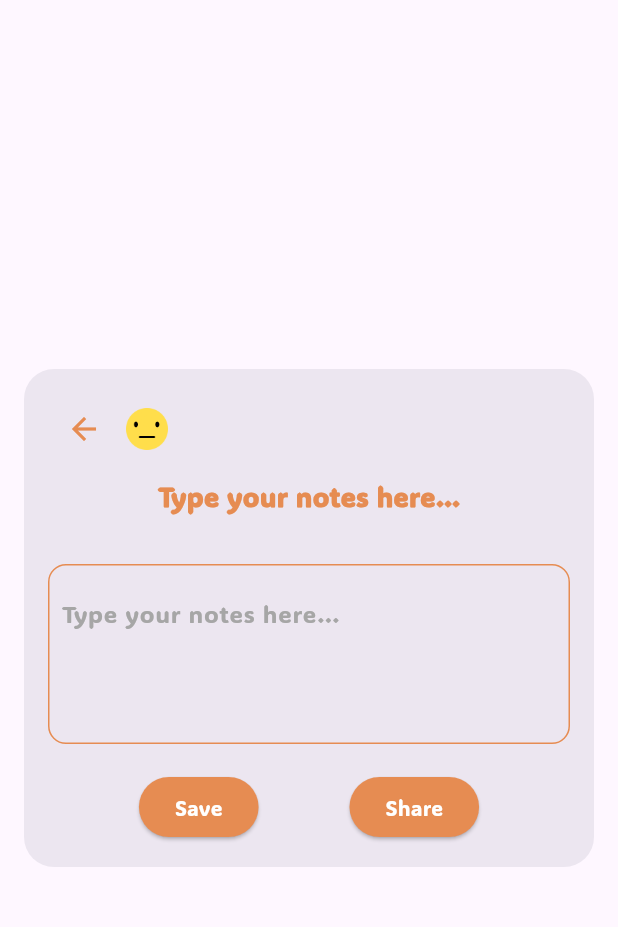
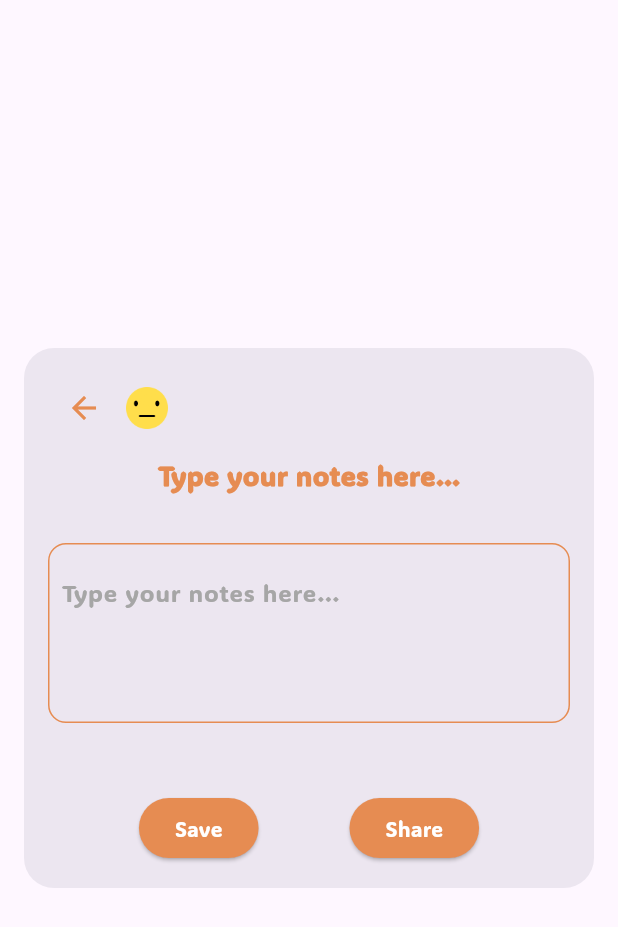
Before and after one commit to nokyalr/mmod_tracker_app, a Flutter app: the NoteScreen widget shown alone on an empty page, opened directly with empty values, on a phone screen of 412 x 824 dp. Shown: the top 927 px of the screen. Run offline on Flutter 3.47's test engine with Material 3 defaults, Android fonts, the phone set to English and light mode, and no system bars; our stand-ins replace flutter_cache_manager, logger, shared_preferences; accounts and stored records are empty; network calls fail.

Commit message:
update spacing in note overlay

```diff
--- a/lib/screens/post_screen.dart
+++ b/lib/screens/post_screen.dart
@@ -361,7 +361,7 @@ class NoteScreen extends StatelessWidget {
                     hintStyle: TextStyle(color: Color(0xFFA6A6A6))),
               ),
             ),
-            const SizedBox(height: 18),
+            const SizedBox(height: 46),
             Row(
               mainAxisAlignment: MainAxisAlignment.spaceEvenly,
               children: [
```
